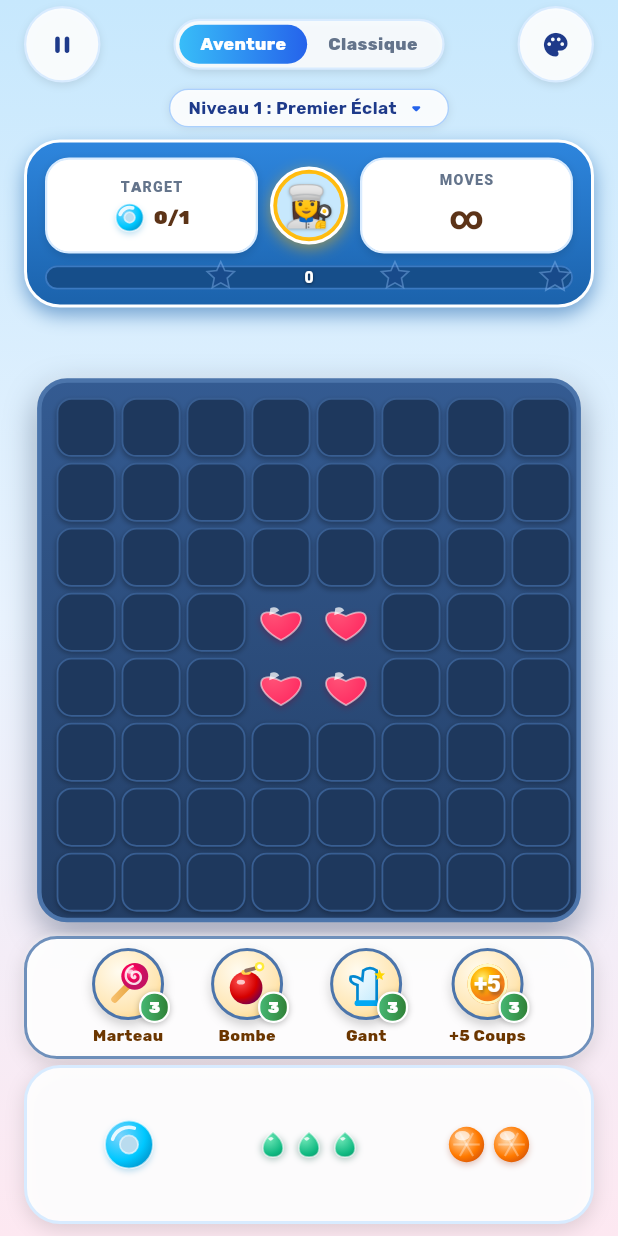
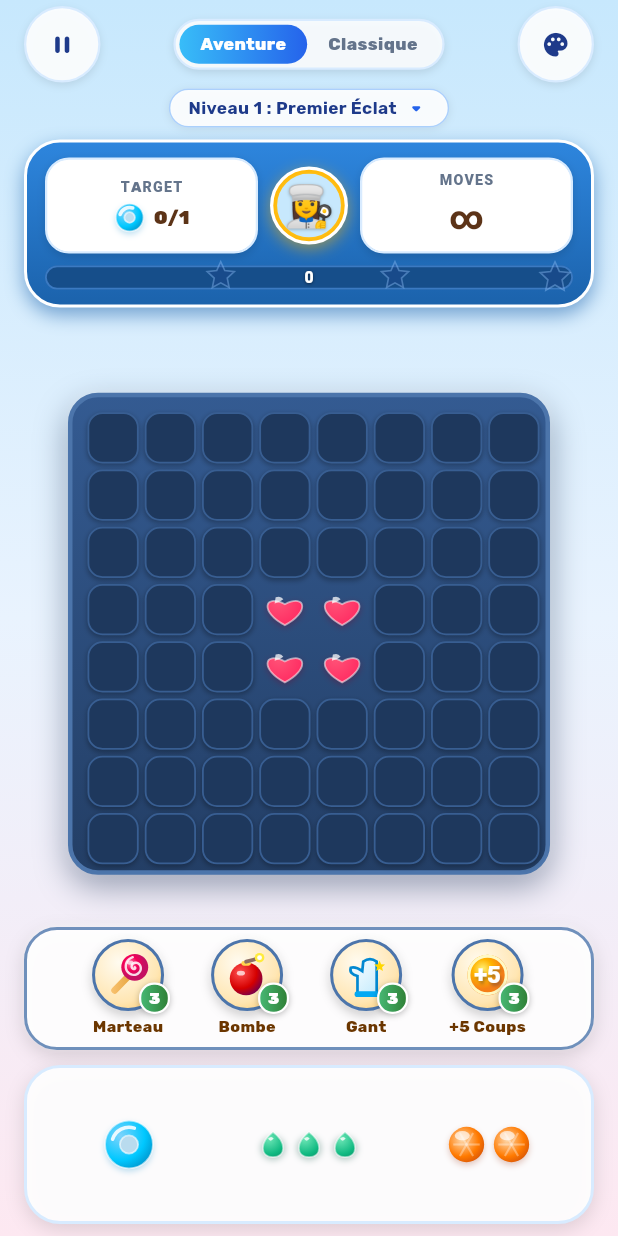
Before and after one commit to Anisghd-lab/block-blast-android, a Flutter app: the screen it shows after launch, on a phone screen of 412 x 824 dp. Run offline on Flutter 3.47's test engine with Material 3 defaults, Android fonts, the phone set to English and light mode, and no system bars; our stand-ins replace google_fonts, shared_preferences.

Commit message:
style(layout): shift 8x8 grid upwards with 18px clear margin above boosters

```diff
--- a/lib/ui/screens/game_screen.dart
+++ b/lib/ui/screens/game_screen.dart
@@ -144,18 +144,23 @@ class GameScreen extends StatelessWidget {
                     ),
                   ),
 
-                  // 2. Grille de jeu 8x8 centrale
+                  // 2. Grille de jeu 8x8 centrale : décalée vers le haut avec marge généreuse au-dessus des boosters
                   const Expanded(
-                    child: Center(
+                    child: Align(
+                      alignment: Alignment(0.0, -0.45), // Décalage vers le haut
                       child: Padding(
-                        padding: EdgeInsets.symmetric(horizontal: 16.0, vertical: 4.0),
+                        padding: EdgeInsets.symmetric(horizontal: 16.0),
                         child: GameBoard(),
                       ),
                     ),
                   ),
 
+                  // Espace d'aération net pour ne jamais toucher la barre de boosters
+                  const SizedBox(height: 16),
+
                   // 3. Barre de Boosters tactiques (Sugar Delight System)
                   const RepaintBoundary(child: BoosterDock()),
+                  const SizedBox(height: 6),
 
                   // 4. Tiroir de pièces du bas fixé à l'écran
                   const SafeArea(
--- a/lib/ui/widgets/game_board.dart
+++ b/lib/ui/widgets/game_board.dart
@@ -259,9 +259,9 @@ class _GameBoardState extends State<GameBoard> {
 
     final screenSize = MediaQuery.of(context).size;
     final availableWidth = screenSize.width - 32.0;
-    final availableHeight = screenSize.height * 0.44;
+    final availableHeight = screenSize.height * 0.39;
     final boardSize = (availableWidth < availableHeight ? availableWidth : availableHeight)
-        .clamp(240.0, 380.0);
+        .clamp(240.0, 350.0);
     const double padding = GameBoard.padding;
     const double spacing = GameBoard.spacing;
     final cellSize = (boardSize - (padding * 2) - (spacing * 7)) / BoardState.size;
```
